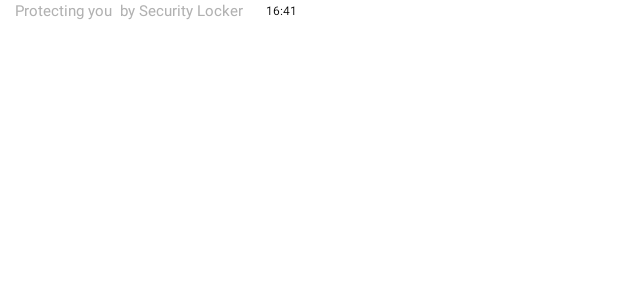
After one commit to sontit1999/SecurityLocker, an Android app: the layout layout_custom_notify.xml on its own in the app's theme, with its tools: preview values and no code run, on a phone screen of 412 x 824 dp. The commit adds this screen. Shown: the top 300 px of the screen. Run offline under Robolectric (Android 15) with nearby library versions, the phone set to English and light mode, and no system bars.

Commit message:
Add custom notification

```diff
--- a/app/build.gradle
+++ b/app/build.gradle
@@ -135,4 +135,6 @@ dependencies {
 
     implementation 'com.github.kittinunf.fuel:fuel:2.1.0'
     implementation 'com.github.kittinunf.fuel:fuel-android:2.1.0'
+
+    implementation 'com.andrognito.pinlockview:pinlockview:2.1.0'
 }
--- a/app/src/main/java/com/ls/entertainment/securitylocker/ui/splash/SplashActivity.kt
+++ b/app/src/main/java/com/ls/entertainment/securitylocker/ui/splash/SplashActivity.kt
@@ -8,6 +8,7 @@ import com.entertainment.basemvvmproject.base.BaseActivity
 import com.ls.entertainment.securitylocker.MainActivity
 import com.ls.entertainment.securitylocker.R
 import com.ls.entertainment.securitylocker.databinding.ActivitySplashBinding
+import com.ls.entertainment.securitylocker.service.LockService
 import kotlinx.coroutines.delay
 import kotlinx.coroutines.launch
 
@@ -19,6 +20,7 @@ class SplashActivity : BaseActivity<ActivitySplashBinding, SplashViewModel>() {
 
 	override fun onCreate(savedInstanceState: Bundle?) {
 		super.onCreate(savedInstanceState)
+		LockService.startLockService(this)
 		viewModel.viewModelScope.launch {
 			delay(2000)
 			startActivity(Intent(this@SplashActivity, MainActivity::class.java))
--- /dev/null
+++ b/app/src/main/res/layout/layout_custom_notify.xml
@@ -0,0 +1,33 @@
+<?xml version="1.0" encoding="utf-8"?>
+<LinearLayout xmlns:android="http://schemas.android.com/apk/res/android"
+    android:layout_width="match_parent"
+    android:layout_height="wrap_content"
+    android:gravity="center_vertical"
+    android:orientation="horizontal"
+    android:visibility="visible">
+
+    <TextView
+        android:layout_width="wrap_content"
+        android:layout_height="wrap_content"
+        android:layout_marginStart="10dp"
+        android:text="@string/msg_ntf_secure"
+        android:textColor="#B1B1B1"
+        android:textSize="10sp" />
+
+    <TextView
+        android:layout_width="wrap_content"
+        android:layout_height="wrap_content"
+        android:layout_marginStart="5dp"
+        android:text="@string/by_app_name"
+        android:textColor="#B1B1B1"
+        android:textSize="10sp" />
+
+    <TextView
+        android:id="@+id/tvTime"
+        android:layout_width="wrap_content"
+        android:layout_height="wrap_content"
+        android:layout_marginStart="15dp"
+        android:text="16:41"
+        android:textColor="@color/black"
+        android:textSize="8sp" />
+</LinearLayout>
--- a/app/src/main/res/values/strings.xml
+++ b/app/src/main/res/values/strings.xml
@@ -1,11 +1,11 @@
 <resources>
-    <string name="app_name">SecurityLocker</string>
+    <string name="app_name">Security Locker</string>
     <string name="menu_app_lock">App</string>
     <string name="menu_tool">Tool</string>
     <string name="menu_theme">Theme</string>
     <string name="menu_setting">Setting</string>
     <string name="msg_search_hint">Search</string>
-    <string name="msg_ntf_secure"> protecting you</string>
+    <string name="msg_ntf_secure">Protecting you</string>
     <string name="draw_patter">Draw a pattern to unlock</string>
     <string name="msg_dayOneNotificationTitle01"><![CDATA[We miss you so much 💝]]></string>
     <string name="dayOneNotificationTitle01"><![CDATA[We miss you so much 💝]]></string>
@@ -21,4 +21,5 @@
     <string name="NotificationTitle10m"><![CDATA[Check it out now!]]></string>
     <string name="NotificationMessage10m"><![CDATA[💌 Forgot to open a file??!]]></string>
     <string name="msg_action_ads"><![CDATA[This action may contain ads]]></string>
+    <string name="by_app_name">by Security Locker</string>
 </resources>
```
Also changed, not shown: app/src/main/java/com/ls/entertainment/securitylocker/MainActivity.kt (+2 -21 lines), app/src/main/java/com/ls/entertainment/securitylocker/UnlockActivity.kt (+28 -0 lines), app/src/main/java/com/ls/entertainment/securitylocker/service/LockService.kt (+31 -5 lines), app/src/main/res/layout/activity_lock.xml (+22 -0 lines).
